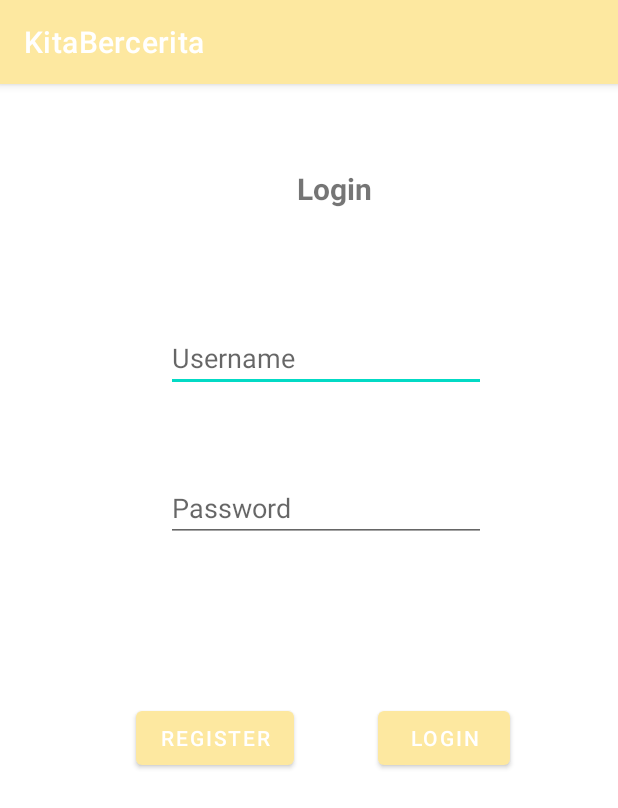
After one commit to NJuGau/KitaBercerita, an Android app: the fragment LoginFragment shown on its own in the app's theme, on a phone screen of 412 x 824 dp. The commit adds this screen. Shown: the top 808 px of the screen. Run offline under Robolectric (Android 15) with nearby library versions, the phone set to English and light mode, and no system bars.

Commit message:
Make Fragment Starting point, Make Push Notification Prototype
Fragment hasnt been implemented, push notification routing still incorrect, cannot do multiple notification

```diff
--- a/app/src/main/AndroidManifest.xml
+++ b/app/src/main/AndroidManifest.xml
@@ -3,6 +3,7 @@
     xmlns:tools="http://schemas.android.com/tools">
 
     <uses-permission android:name="android.permission.INTERNET" />
+    <uses-permission android:name="android.permission.POST_NOTIFICATIONS" />
 
     <application
         android:allowBackup="true"
@@ -14,6 +15,9 @@
         android:supportsRtl="true"
         android:theme="@style/Theme.KitaBercerita"
         tools:targetApi="31">
+        <activity
+            android:name=".AuthenticationActivity"
+            android:exported="false" />
         <activity
             android:name=".InsertCommentActivity"
             android:exported="false" />
--- a/app/src/main/java/com/example/kitabercerita/InsertCommentActivity.java
+++ b/app/src/main/java/com/example/kitabercerita/InsertCommentActivity.java
@@ -56,7 +56,7 @@ public class InsertCommentActivity extends AppCompatActivity {
                 commentMap.put("commentUserId", User.getCurrentUser().getUsername());
                 commentMap.put("commentPostId", postId);
                 commentMap.put("commentLikeCount", 0);
-
+                commentMap.put("commentIsNotified", false);
 
                 rf = db.getReference("Comment");
                 String commentId =FirebaseDatabase.getInstance().getReference().push().getKey();
--- /dev/null
+++ b/app/src/main/java/com/example/kitabercerita/LoginFragment.java
@@ -0,0 +1,64 @@
+package com.example.kitabercerita;
+
+import android.os.Bundle;
+
+import androidx.fragment.app.Fragment;
+
+import android.view.LayoutInflater;
+import android.view.View;
+import android.view.ViewGroup;
+
+/**
+ * A simple {@link Fragment} subclass.
+ * Use the {@link LoginFragment#newInstance} factory method to
+ * create an instance of this fragment.
+ */
+public class LoginFragment extends Fragment {
+
+    // TODO: Rename parameter arguments, choose names that match
+    // the fragment initialization parameters, e.g. ARG_ITEM_NUMBER
+    private static final String ARG_PARAM1 = "param1";
+    private static final String ARG_PARAM2 = "param2";
+
+    // TODO: Rename and change types of parameters
+    private String mParam1;
+    private String mParam2;
+
+    public LoginFragment() {
+        // Required empty public constructor
+    }
+
+    /**
+     * Use this factory method to create a new instance of
+     * this fragment using the provided parameters.
+     *
+     * @param param1 Parameter 1.
+     * @param param2 Parameter 2.
+     * @return A new instance of fragment LoginFragment.
+     */
+    // TODO: Rename and change types and number of parameters
+    public static LoginFragment newInstance(String param1, String param2) {
+        LoginFragment fragment = new LoginFragment();
+        Bundle args = new Bundle();
+        args.putString(ARG_PARAM1, param1);
+        args.putString(ARG_PARAM2, param2);
+        fragment.setArguments(args);
+        return fragment;
+    }
+
+    @Override
+    public void onCreate(Bundle savedInstanceState) {
+        super.onCreate(savedInstanceState);
+        if (getArguments() != null) {
+            mParam1 = getArguments().getString(ARG_PARAM1);
+            mParam2 = getArguments().getString(ARG_PARAM2);
+        }
+    }
+
+    @Override
+    public View onCreateView(LayoutInflater inflater, ViewGroup container,
+                             Bundle savedInstanceState) {
+        // Inflate the layout for this fragment
+        return inflater.inflate(R.layout.fragment_login, container, false);
+    }
+}
--- a/app/src/main/java/com/example/kitabercerita/PostDetailActivity.java
+++ b/app/src/main/java/com/example/kitabercerita/PostDetailActivity.java
@@ -86,7 +86,7 @@ public class PostDetailActivity extends AppCompatActivity implements CommentClic
         rf.addValueEventListener(new ValueEventListener() {
             @Override
             public void onDataChange(@NonNull DataSnapshot snapshot) {
-                userTxt.setText(snapshot.child("postUserId").getValue(String.class));//TODO: Try to get user object
+                userTxt.setText(snapshot.child("postUserId").getValue(String.class));
                 descriptionTxt.setText(snapshot.child("postDescription").getValue(String.class));
                 likeCountTxt.setText(snapshot.child("postLikeCount").getValue(Integer.class).toString());
                 commentCountTxt.setText(snapshot.child("postCommentCount").getValue(Integer.class).toString());
--- /dev/null
+++ b/app/src/main/res/layout/fragment_login.xml
@@ -0,0 +1,76 @@
+<?xml version="1.0" encoding="utf-8"?>
+<FrameLayout xmlns:android="http://schemas.android.com/apk/res/android"
+    xmlns:app="http://schemas.android.com/apk/res-auto"
+    xmlns:tools="http://schemas.android.com/tools"
+    android:layout_width="match_parent"
+    android:layout_height="match_parent"
+    tools:context=".LoginFragment">
+
+    <androidx.constraintlayout.widget.ConstraintLayout
+        android:layout_width="match_parent"
+        android:layout_height="match_parent"
+        tools:context=".LoginActivity">
+
+
+        <EditText
+            android:id="@+id/Username"
+            android:layout_width="wrap_content"
+            android:layout_height="wrap_content"
+            android:layout_marginTop="160dp"
+            android:layout_marginEnd="88dp"
+            android:ems="10"
+            android:hint="Username"
+            android:inputType="textEmailAddress"
+            app:layout_constraintEnd_toEndOf="parent"
+            app:layout_constraintTop_toTopOf="parent" />
+
+        <EditText
+            android:id="@+id/editTextTextPassword2"
+            android:layout_width="wrap_content"
+            android:layout_height="wrap_content"
+            android:layout_marginTop="100dp"
+            android:layout_marginEnd="88dp"
+            android:ems="10"
+            android:hint="Password"
+            android:inputType="textPassword"
+            app:layout_constraintEnd_toEndOf="parent"
+            app:layout_constraintTop_toTopOf="@id/Username" />
+
+        <TextView
+            android:id="@+id/textView2"
+            android:layout_width="wrap_content"
+            android:layout_height="wrap_content"
+            android:layout_marginTop="56dp"
+            android:layout_marginEnd="164dp"
+            android:text="Login"
+            android:textSize="20dp"
+            android:textStyle="bold"
+            app:layout_constraintEnd_toEndOf="parent"
+            app:layout_constraintTop_toTopOf="parent" />
+
+        <Button
+            android:id="@+id/LoginBtn"
+            android:layout_width="wrap_content"
+            android:layout_height="wrap_content"
+            android:layout_marginTop="412dp"
+            android:layout_marginEnd="72dp"
+            android:text="Login"
+            app:layout_constraintEnd_toEndOf="parent"
+            app:layout_constraintTop_toTopOf="parent" />
+
+        <Button
+            android:id="@+id/toRegister"
+            android:layout_width="wrap_content"
+            android:layout_height="wrap_content"
+            android:layout_marginTop="412dp"
+            android:layout_marginEnd="144dp"
+            android:text="Register"
+
+            app:layout_constraintEnd_toEndOf="@id/LoginBtn"
+            app:layout_constraintTop_toTopOf="parent"
+
+            />
+
+    </androidx.constraintlayout.widget.ConstraintLayout>
+
+</FrameLayout>
--- a/app/src/main/res/values/strings.xml
+++ b/app/src/main/res/values/strings.xml
@@ -1,3 +1,5 @@
 <resources>
     <string name="app_name">KitaBercerita</string>
+    <!-- TODO: Remove or change this placeholder text -->
+    <string name="hello_blank_fragment">Hello blank fragment</string>
 </resources>
```
Also changed, not shown: app/src/main/java/com/example/kitabercerita/AuthenticationActivity.java (added, +14 -0 lines), app/src/main/java/com/example/kitabercerita/HomeActivity.java (+81 -2 lines), app/src/main/java/com/example/kitabercerita/LoginActivity.java (+15 -0 lines), app/src/main/java/com/example/kitabercerita/RegisterFragment.java (added, +64 -0 lines), app/src/main/java/com/example/kitabercerita/model/Comment.java (+21 -1 lines), app/src/main/res/layout/activity_authentication.xml (added, +40 -0 lines), app/src/main/res/layout/activity_home.xml (+4 -4 lines), app/src/main/res/layout/fragment_register.xml (added, +89 -0 lines), app/src/main/res/menu/option_menu.xml (+6 -3 lines), app/src/main/res/drawable/home.png (added), app/src/main/res/drawable/logo.png (added), app/src/main/res/drawable/profile.png (added), app/src/main/res/drawable/search.png (added).
